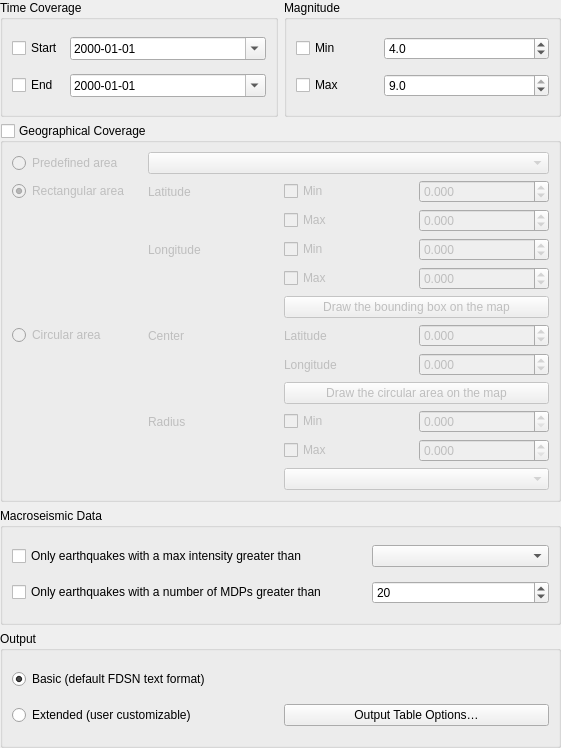
Old version of the form qquake/ui/filter_parameter_widget_base.ui in the repository INGV/qquake.
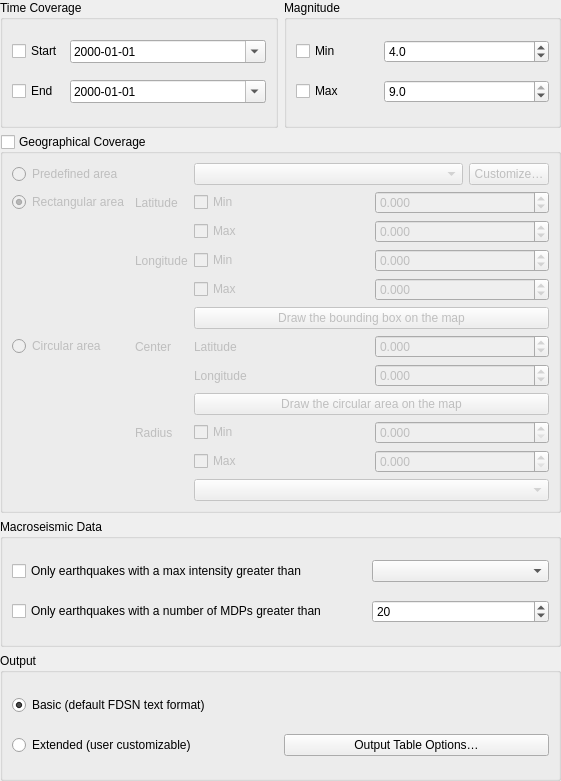
New version of the form.

Commit message: Start on dialog for customizing preset areas

What changed in the file:
```diff
--- a/qquake/ui/filter_parameter_widget_base.ui
+++ b/qquake/ui/filter_parameter_widget_base.ui
@@ -7,7 +7,7 @@
     <x>0</x>
     <y>0</y>
     <width>561</width>
-    <height>748</height>
+    <height>781</height>
    </rect>
   </property>
   <property name="windowTitle">
@@ -101,31 +101,52 @@
      <property name="checked">
       <bool>false</bool>
      </property>
-     <layout class="QGridLayout" name="gridLayout_6" columnstretch="0,0,0,0">
-      <item row="2" column="2">
+     <layout class="QGridLayout" name="gridLayout_6" columnstretch="0,0,1,1">
+      <item row="12" column="3">
+       <widget class="QDoubleSpinBox" name="radius_max_spinbox">
+        <property name="decimals">
+         <number>3</number>
+        </property>
+        <property name="minimum">
+         <double>0.000000000000000</double>
+        </property>
+        <property name="maximum">
+         <double>999999999.000000000000000</double>
+        </property>
+       </widget>
+      </item>
+      <item row="11" column="1">
+       <widget class="QLabel" name="label_circ_radius">
+        <property name="text">
+         <string>Radius</string>
+        </property>
+       </widget>
+      </item>
+      <item row="3" column="2">
        <widget class="QCheckBox" name="lat_max_checkbox">
         <property name="text">
          <string>Max</string>
         </property>
        </widget>
       </item>
-      <item row="4" column="3">
-       <widget class="QDoubleSpinBox" name="long_max_spinbox">
-        <property name="decimals">
-         <number>3</number>
+      <item row="2" column="0">
+       <widget class="QRadioButton" name="radio_rectangular_area">
+        <property name="text">
+         <string>Rectangular area</string>
         </property>
-        <property name="minimum">
-         <double>-180.000000000000000</double>
+        <property name="checked">
+         <bool>true</bool>
         </property>
-        <property name="maximum">
-         <double>180.000000000000000</double>
+       </widget>
+      </item>
+      <item row="4" column="1">
+       <widget class="QLabel" name="label_rect_long">
+        <property name="text">
+         <string>Longitude</string>
         </property>
-        <property name="singleStep">
-         <double>1.000000000000000</double>
-        </property>
        </widget>
       </item>
-      <item row="2" column="3">
+      <item row="3" column="3">
        <widget class="QDoubleSpinBox" name="lat_max_spinbox">
         <property name="decimals">
          <number>3</number>
@@ -138,7 +159,21 @@
         </property>
        </widget>
       </item>
-      <item row="1" column="3">
+      <item row="5" column="2">
+       <widget class="QCheckBox" name="long_max_checkbox">
+        <property name="text">
+         <string>Max</string>
+        </property>
+       </widget>
+      </item>
+      <item row="10" column="2" colspan="2">
+       <widget class="QPushButton" name="circle_center_draw_on_map">
+        <property name="text">
+         <string>Draw the circular area on the map</string>
+        </property>
+       </widget>
+      </item>
+      <item row="2" column="3">
        <widget class="QDoubleSpinBox" name="lat_min_spinbox">
         <property name="decimals">
          <number>3</number>
@@ -151,49 +186,8 @@
         </property>
        </widget>
       </item>
-      <item row="1" column="2">
-       <widget class="QCheckBox" name="lat_min_checkbox">
-        <property name="text">
-         <string>Min</string>
-        </property>
-       </widget>
-      </item>
-      <item row="3" column="1">
-       <widget class="QLabel" name="label_rect_long">
-        <property name="text">
-         <string>Longitude</string>
-        </property>
-       </widget>
-      </item>
-      <item row="7" column="2">
-       <widget class="QLabel" name="label_circ_lat">
-        <property name="text">
-         <string>Latitude</string>
-        </property>
-       </widget>
-      </item>
-      <item row="5" column="2" colspan="2">
-       <widget class="QPushButton" name="rect_extent_draw_on_map">
-        <property name="text">
-         <string>Draw the bounding box on the map</string>
-        </property>
-       </widget>
-      </item>
-      <item row="7" column="3">
-       <widget class="QDoubleSpinBox" name="circular_lat_spinbox">
-        <property name="decimals">
-         <number>3</number>
-        </property>
-        <property name="minimum">
-         <double>-90.000000000000000</double>
-        </property>
-        <property name="maximum">
-         <double>90.000000000000000</double>
-        </property>
-       </widget>
-      </item>
-      <item row="8" column="3">
-       <widget class="QDoubleSpinBox" name="circular_long_spinbox">
+      <item row="5" column="3">
+       <widget class="QDoubleSpinBox" name="long_max_spinbox">
         <property name="decimals">
          <number>3</number>
         </property>
@@ -208,27 +202,10 @@
         </property>
        </widget>
       </item>
-      <item row="3" column="2">
-       <widget class="QCheckBox" name="long_min_checkbox">
-        <property name="text">
-         <string>Min</string>
-        </property>
-       </widget>
+      <item row="13" column="2" colspan="2">
+       <widget class="QComboBox" name="radius_unit_combobox"/>
       </item>
       <item row="11" column="3">
-       <widget class="QDoubleSpinBox" name="radius_max_spinbox">
-        <property name="decimals">
-         <number>3</number>
-        </property>
-        <property name="minimum">
-         <double>0.000000000000000</double>
-        </property>
-        <property name="maximum">
-         <double>999999999.000000000000000</double>
-        </property>
-       </widget>
-      </item>
-      <item row="10" column="3">
        <widget class="QDoubleSpinBox" name="radius_min_spinbox">
         <property name="decimals">
          <number>3</number>
@@ -241,73 +218,99 @@
         </property>
        </widget>
       </item>
-      <item row="7" column="1">
-       <widget class="QLabel" name="label_circ_center">
+      <item row="12" column="2">
+       <widget class="QCheckBox" name="radius_max_checkbox">
         <property name="text">
-         <string>Center</string>
-        </property>
-       </widget>
-      </item>
-      <item row="0" column="0">
-       <widget class="QRadioButton" name="radio_predefined_area">
-        <property name="text">
-         <string>Predefined area</string>
-        </property>
-       </widget>
-      </item>
-      <item row="1" column="1">
-       <widget class="QLabel" name="label_rect_lat">
-        <property name="text">
-         <string>Latitude</string>
+         <string>Max</string>
         </property>
        </widget>
       </item>
       <item row="8" column="2">
+       <widget class="QLabel" name="label_circ_lat">
+        <property name="text">
+         <string>Latitude</string>
+        </property>
+       </widget>
+      </item>
+      <item row="9" column="2">
        <widget class="QLabel" name="label_circ_long">
         <property name="text">
          <string>Longitude</string>
         </property>
        </widget>
       </item>
+      <item row="9" column="3">
+       <widget class="QDoubleSpinBox" name="circular_long_spinbox">
+        <property name="decimals">
+         <number>3</number>
+        </property>
+        <property name="minimum">
+         <double>-180.000000000000000</double>
+        </property>
+        <property name="maximum">
+         <double>180.000000000000000</double>
+        </property>
+        <property name="singleStep">
+         <double>1.000000000000000</double>
+        </property>
+       </widget>
+      </item>
+      <item row="8" column="0">
+       <widget class="QRadioButton" name="radio_circular_area">
+        <property name="text">
+         <string>Circular area</string>
+        </property>
+       </widget>
+      </item>
+      <item row="8" column="1">
+       <widget class="QLabel" name="label_circ_center">
+        <property name="text">
+         <string>Center</string>
+        </property>
+       </widget>
+      </item>
       <item row="4" column="2">
-       <widget class="QCheckBox" name="long_max_checkbox">
+       <widget class="QCheckBox" name="long_min_checkbox">
         <property name="text">
-         <string>Max</string>
+         <string>Min</string>
+        </property>
+       </widget>
+      </item>
+      <item row="6" column="2" colspan="2">
+       <widget class="QPushButton" name="rect_extent_draw_on_map">
+        <property name="text">
+         <string>Draw the bounding box on the map</string>
+        </property>
+       </widget>
+      </item>
+      <item row="8" column="3">
+       <widget class="QDoubleSpinBox" name="circular_lat_spinbox">
+        <property name="decimals">
+         <number>3</number>
+        </property>
+        <property name="minimum">
+         <double>-90.000000000000000</double>
+        </property>
+        <property name="maximum">
+         <double>90.000000000000000</double>
+        </property>
+       </widget>
+      </item>
+      <item row="2" column="1">
+       <widget class="QLabel" name="label_rect_lat">
+        <property name="text">
+         <string>Latitude</string>
         </property>
        </widget>
       </item>
       <item row="11" column="2">
-       <widget class="QCheckBox" name="radius_max_checkbox">
-        <property name="text">
-         <string>Max</string>
-        </property>
-       </widget>
-      </item>
-      <item row="1" column="0">
-       <widget class="QRadioButton" name="radio_rectangular_area">
-        <property name="text">
-         <string>Rectangular area</string>
-        </property>
-        <property name="checked">
-         <bool>true</bool>
-        </property>
-       </widget>
-      </item>
-      <item row="10" column="2">
        <widget class="QCheckBox" name="radius_min_checkbox">
         <property name="text">
          <string>Min</string>
         </property>
        </widget>
       </item>
-      <item row="9" column="2" colspan="2">
-       <widget class="QPushButton" name="circle_center_draw_on_map">
-        <property name="text">
-         <string>Draw the circular area on the map</string>
-        </property>
-       </widget>
-      </item>
-      <item row="3" column="3">
+      <item row="4" column="3">
        <widget class="QDoubleSpinBox" name="long_min_spinbox">
         <property name="decimals">
          <number>3</number>
@@ -323,26 +326,34 @@
         </property>
        </widget>
       </item>
-      <item row="0" column="1" colspan="3">
-       <widget class="QComboBox" name="combo_predefined_area"/>
-      </item>
-      <item row="10" column="1">
-       <widget class="QLabel" name="label_circ_radius">
+      <item row="2" column="2">
+       <widget class="QCheckBox" name="lat_min_checkbox">
         <property name="text">
-         <string>Radius</string>
+         <string>Min</string>
         </property>
        </widget>
       </item>
-      <item row="7" column="0">
-       <widget class="QRadioButton" name="radio_circular_area">
+      <item row="0" column="2" colspan="2">
+       <layout class="QHBoxLayout" name="horizontalLayout" stretch="1,0">
+        <item>
+         <widget class="QComboBox" name="combo_predefined_area"/>
+        </item>
+        <item>
+         <widget class="QPushButton" name="button_customize_areas">
+          <property name="text">
+           <string>Customize…</string>
+          </property>
+         </widget>
+        </item>
+       </layout>
+      </item>
+      <item row="0" column="0" colspan="2">
+       <widget class="QRadioButton" name="radio_predefined_area">
         <property name="text">
-         <string>Circular area</string>
+         <string>Predefined area</string>
         </property>
        </widget>
       </item>
-      <item row="12" column="2" colspan="2">
-       <widget class="QComboBox" name="radius_unit_combobox"/>
-      </item>
      </layout>
     </widget>
    </item>
```
The commit also changes 3 other files.
